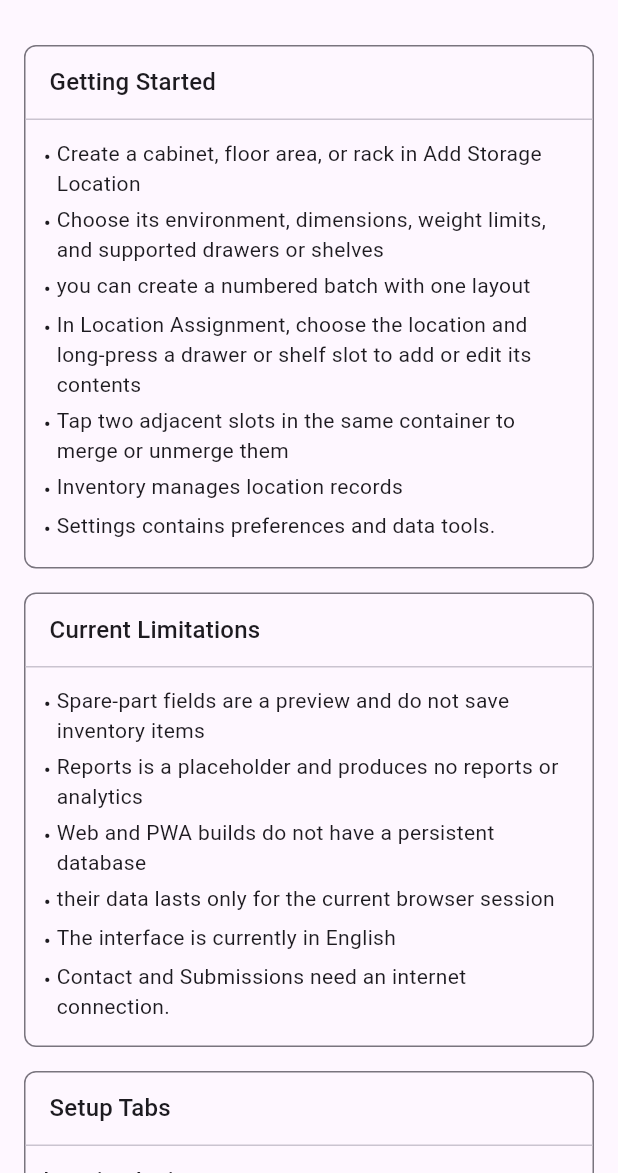
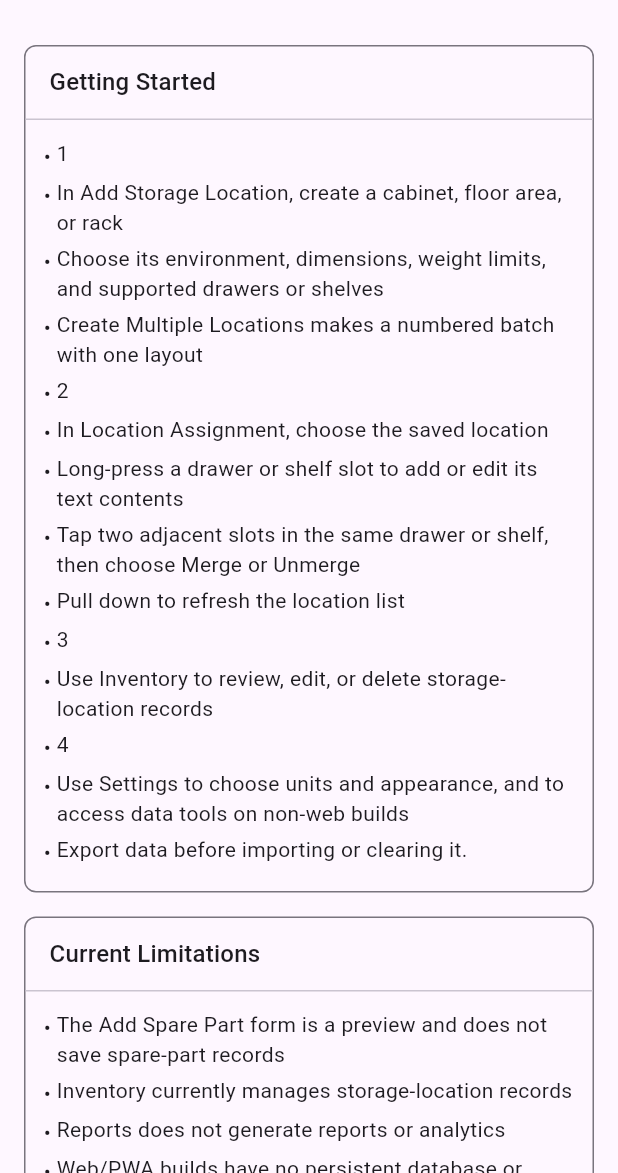
Before and after one commit to StefanRonnkvist/stockable, a Flutter app: the screen it shows after launch, on a phone screen of 412 x 824 dp, the part 63-1236 px from its top. Run offline on Flutter 3.47's test engine with Material 3 defaults, Android fonts, the phone set to English and light mode, and no system bars; our stand-ins replace file_picker, package_info_plus, sqflite, sqflite_common_ffi; accounts and stored records are empty.

Commit message:
Update help and store documentation

```diff
--- a/lib/texts/language/en.dart
+++ b/lib/texts/language/en.dart
@@ -129,13 +129,16 @@ class AppStringsEN extends AppStrings {
   String get gettingStartedTitle => 'Getting Started';
   @override
   String get gettingStartedDescription =>
-      'Create a cabinet, floor area, or rack in Add Storage Location. '
-      'Choose its environment, dimensions, weight limits, and supported '
-      'drawers or shelves; you can create a numbered batch with one layout. '
-      'In Location Assignment, choose the location and long-press a drawer or '
-      'shelf slot to add or edit its contents. Tap two adjacent slots in the '
-      'same container to merge or unmerge them. Inventory manages location '
-      'records; Settings contains preferences and data tools.';
+      '1. In Add Storage Location, create a cabinet, floor area, or rack. Choose '
+      'its environment, dimensions, weight limits, and supported drawers or '
+      'shelves; Create Multiple Locations makes a numbered batch with one layout. '
+      '2. In Location Assignment, choose the saved location. Long-press a drawer '
+      'or shelf slot to add or edit its text contents. Tap two adjacent slots in '
+      'the same drawer or shelf, then choose Merge or Unmerge. Pull down to '
+      'refresh the location list. 3. Use Inventory to review, edit, or delete '
+      'storage-location records. 4. Use Settings to choose units and appearance, '
+      'and to access data tools on non-web builds. Export data before importing '
+      'or clearing it.';
   @override
   String get setupTabsTitle => 'Setup Tabs';
   @override
@@ -181,7 +184,8 @@ class AppStringsEN extends AppStrings {
       'clear location data. Export the database as JSON, import an XML backup, '
       'or export locations, slot contents, and merges together as XML. You can '
       'also save XML and header-only CSV templates. Import replaces existing '
-      'data, so keep an export before making destructive changes.';
+      'data, and clearing deletes location records, so export a backup first. '
+      'Web/PWA builds do not provide these persistent database and file tools.';
   @override
   String get helpInformationTitle => 'Information';
   @override
@@ -200,11 +204,12 @@ class AppStringsEN extends AppStrings {
   String get limitationsTitle => 'Current Limitations';
   @override
   String get limitationsDescription =>
-      'Spare-part fields are a preview and do not save inventory items. '
-      'Reports is a placeholder and produces no reports or analytics. Web and '
-      'PWA builds do not have a persistent database; their data lasts only for '
-      'the current browser session. The interface is currently in English. '
-      'Contact and Submissions need an internet connection.';
+      'The Add Spare Part form is a preview and does not save spare-part records; '
+      'Inventory currently manages storage-location records. Reports does not '
+      'generate reports or analytics. Web/PWA builds have no persistent database '
+      'or database/file tools, so data lasts only for the current browser session. '
+      'The interface is currently available in English. Contact and Submissions '
+      'require an internet connection.';
   @override
   String get noticeTitle => 'Notice';
 
--- a/pubspec.yaml
+++ b/pubspec.yaml
@@ -16,7 +16,7 @@ publish_to: 'none' # Remove this line if you wish to publish to pub.dev
 # https://developer.apple.com/library/archive/documentation/General/Reference/InfoPlistKeyReference/Articles/CoreFoundationKeys.html
 # In Windows, build-name is used as the major, minor, and patch parts
 # of the product and file versions while build-number is used as the build suffix.
-version: 3.2.19+38
+version: 3.2.20+39
 
 environment:
   sdk: ^3.11.4
@@ -50,7 +50,7 @@ msix_config:
   store: true
   publisher: CN=D86EECB8-9833-4146-BF0B-94BAB034D0E9
   identity_name: 55452StefanGustafRonnkvis.Stockable
-  msix_version: 3.2.19.38
+  msix_version: 3.2.20.39
 
 dev_dependencies:
   flutter_test:
--- a/store_listing/google_play_long_description.txt
+++ b/store_listing/google_play_long_description.txt
@@ -1,6 +1,6 @@
 Stockable helps you map cabinets, racks, and floor storage so you can keep track of what belongs where. Set up a location, define its physical layout, and label drawer or shelf slots with their contents.
 
-On supported mobile and desktop builds, your working data is stored locally on your device. Stockable also includes tools to inspect, maintain, and export your data.
+On supported mobile and desktop builds, your working data is stored locally on your device. Stockable includes tools to inspect, maintain, and export your data. There is no cloud synchronization.
 
 LOCATION SETUP
 - Create cabinet, rack, and floor locations with automatic quick names and unique identifiers.
@@ -27,11 +27,11 @@ DATA TOOLS
 - Save XML templates and header-only CSV templates for locations and inventory.
 
 BUILT-IN HELP
-- Help opens automatically when no saved locations are found and on web builds.
+- Help opens automatically on first run, when the local database cannot be inspected, and on web builds.
 - Find practical steps for creating locations, assigning slot contents, and using data tools.
 - Review current feature limitations before relying on a workflow.
 
 Choose system, light, or dark appearance and metric or imperial units. The Information area includes an online contact form and submissions view.
 
 CURRENT RELEASE NOTES
-The Add Spare Part form is a preview and does not save spare-part records. Inventory currently lists and manages storage locations. Reports is a placeholder; no reports or analytics are generated. Web and PWA builds do not have a persistent database, so browser data lasts only for the current session. The interface is currently in English. Contact and Submissions require an internet connection.
+The Add Spare Part form is a preview and does not save spare-part records; Inventory currently manages storage-location records. Reports does not generate reports or analytics. Web/PWA builds do not provide a persistent database or database/file tools, so browser data lasts only for the current session. The interface is currently available in English. Contact and Submissions require an internet connection.
--- a/store_listing/google_play_short_description.txt
+++ b/store_listing/google_play_short_description.txt
@@ -1 +1 @@
-Map cabinets, racks, and floor storage; label slots and manage location data offline.
+Map storage locations, label drawer and shelf slots, and manage your data offline.
```
Also changed, not shown: 1 other file.
